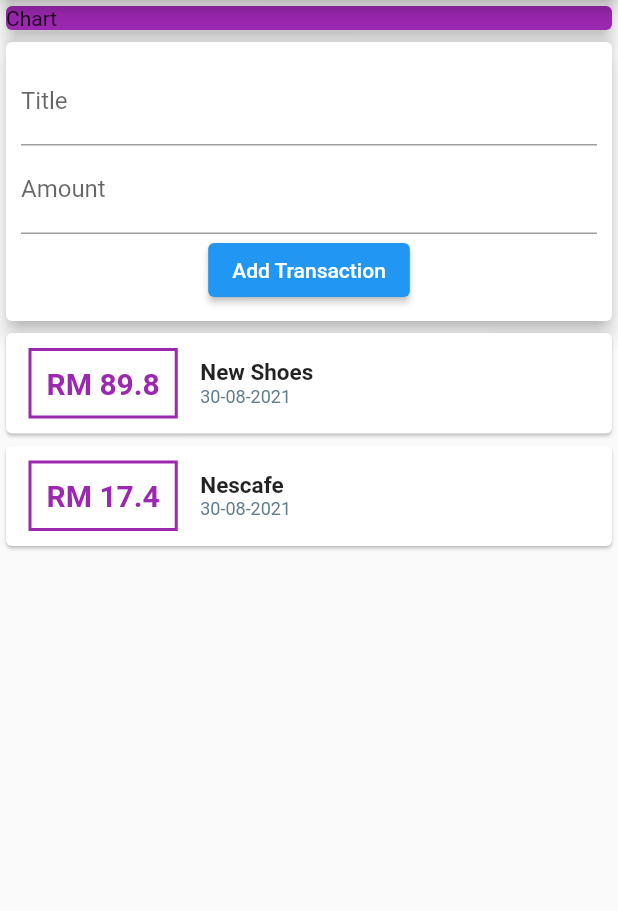
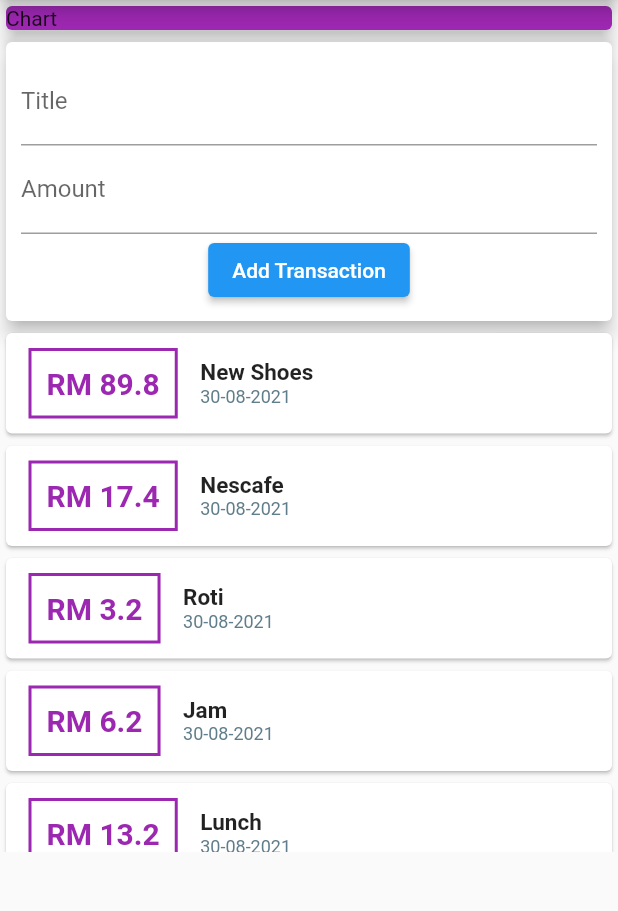
Before and after one commit to walidwazini/Flutter-ExpensesApp-1, a Flutter app: the screen it shows after launch, on a phone screen of 412 x 824 dp, the part 84-995 px from its top. Run offline on Flutter 3.47's test engine with Material 2 defaults, Android fonts, the phone set to English and light mode, and no system bars.

Commit message:
creating list

```diff
--- a/lib/main.dart
+++ b/lib/main.dart
@@ -1,9 +1,10 @@
 import 'package:flutter/material.dart';
-import 'package:intl/intl.dart';
+import './widgets/user_transactions.dart';
 
-import './transaction.dart';
 
-void main() { runApp(MyApp()); }
+void main() {
+  runApp(MyApp());
+}
 
 class MyApp extends StatelessWidget {
   @override
@@ -16,10 +17,7 @@ class MyApp extends StatelessWidget {
 }
 
 class MyHomePage extends StatelessWidget {
-  final List<Transaction> transactionsList = [
-    Transaction(id: 't1', title: 'New Shoes', amount: 89.80,date: DateTime.now()),
-    Transaction(id: 't2', title: 'Nescafe', date: DateTime.now(), amount: 17.40)
-  ];
+  //final List<Transaction> transactionsListMain = [];
 
   // late String titleInput;
   // var  amountInput;
@@ -29,81 +27,26 @@ class MyHomePage extends StatelessWidget {
   @override
   Widget build(BuildContext context) {
     return Scaffold(
-      appBar: AppBar( title: Text('Expenses App'),),
-      body:  Column (
+      appBar: AppBar(
+        title: Text('Expenses App'),
+      ),
+      body: SingleChildScrollView(
+        child: Column(
           // mainAxisAlignment: MainAxisAlignment.start,
           crossAxisAlignment: CrossAxisAlignment.stretch,
-        children: <Widget> [
-        Container( width: double.infinity,
+          children: <Widget>[
+            Container(
+              width: double.infinity,
               child: Card(
                 color: Colors.purple,
                 child: Text('Chart'),
                 elevation: 5,
-          ) ,
-        ),
-        Card(
-          elevation: 5,
-          child: Container(
-            padding: EdgeInsets.all(10),
-            child: Column(children: [
-            TextField(
-              decoration: InputDecoration(labelText: 'Title'),
-              controller: titleController,
-              // onChanged: (val){
-              //   titleInput = val;
-              // },
-            ),
-            TextField(
-              decoration: InputDecoration(labelText: 'Amount'),
-              controller: amountController,
-              //onChanged: (val) => amountInput = val,
-            ),
-              ElevatedButton(
-                child: Text('Add Transaction'),
-                onPressed: (){
-                  print(titleController.text);
-                  print(amountController.value);
-                },
-              ),
-        ],),
-          ),),
-        Column(children: transactionsList.map((tx){
-          return Card(child: Row(
-            children: <Widget>[
-              Container(
-                  margin: EdgeInsets.symmetric(vertical: 10,horizontal: 15),
-                  decoration: BoxDecoration(border: Border.all(color: Colors.purple, width: 2)),
-                  padding: EdgeInsets.all(10),
-                  child: Text(
-                    'RM ${tx.amount}',
-                    // remove tx.amount.toString()
-                    style: TextStyle(
-                        fontWeight: FontWeight.bold,
-                      fontSize: 20,
-                      color: Colors.purple
-                    ),
-                  )
-              ),
-              Column(
-                crossAxisAlignment: CrossAxisAlignment.start,
-                children: [
-                Text(
-                  tx.title,
-                  style: TextStyle(
-                    fontSize: 15, fontWeight: FontWeight.bold,
               ),
             ),
-                Text(
-                  DateFormat('dd-MM-yyyy').format(tx.date),
-                  style: TextStyle(
-                    fontSize: 12, color: Colors.blueGrey,
+            UserTransactions(),
+          ],
         ),
-                )
-              ],)
-            ],
-          ),);
-        }).toList(),)
-      ],),
+      ),
     );
   }
 }
--- a/lib/transaction.dart
+++ b/lib/models/transaction.dart
@@ -9,5 +9,6 @@ class Transaction {
     required this.id,
     required this.title,
     required this.date,
-    required this.amount});
+    required this.amount
+  });
 }
--- /dev/null
+++ b/lib/widgets/new_transaction.dart
@@ -0,0 +1,42 @@
+import 'package:flutter/material.dart';
+
+
+class NewTransaction extends StatelessWidget {
+  //const NewTransaction({Key? key}) : super(key: key);
+  final Function addTx;
+  final titleController = TextEditingController();
+  final amountController = TextEditingController();
+
+  NewTransaction(this.addTx);
+
+  @override
+  Widget build(BuildContext context) {
+    return  Card(
+      elevation: 5,
+      child: Container(
+        padding: EdgeInsets.all(10),
+        child: Column(
+          children: [
+            TextField(
+              decoration: InputDecoration(labelText: 'Title'),
+              controller: titleController,
+              // onChanged: (val){ titleInput = val;},
+            ),
+            TextField(
+              decoration: InputDecoration(labelText: 'Amount'),
+              controller: amountController,
+              keyboardType: TextInputType.number,
+              //onChanged: (val) => amountInput = val,
+            ),
+            ElevatedButton(
+              child: Text('Add Transaction'),
+              onPressed: () {
+                addTx(titleController.text,double.parse(amountController.text));
+              },
+            ),
+          ],
+        ),
+      ),
+    );
+  }
+}
--- /dev/null
+++ b/lib/widgets/transaction_list.dart
@@ -0,0 +1,53 @@
+import 'package:flutter/material.dart';
+import 'package:intl/intl.dart';
+
+import '../models/transaction.dart';
+
+class TransactionList extends StatelessWidget {
+  final List<Transaction> transactions;
+
+  TransactionList(this.transactions);
+
+  @override
+  Widget build(BuildContext context) {
+    return Container(
+      height: 350,
+      child: ListView(children: transactions.map((tx){
+        return Card(child: Row(
+          children: <Widget>[
+            Container(
+                margin: EdgeInsets.symmetric(vertical: 10,horizontal: 15),
+                decoration: BoxDecoration(border: Border.all(color: Colors.purple, width: 2)),
+                padding: EdgeInsets.all(10),
+                child: Text(
+                  'RM ${tx.amount}',
+                  // remove tx.amount.toString()
+                  style: TextStyle(
+                      fontWeight: FontWeight.bold,
+                      fontSize: 20,
+                      color: Colors.purple
+                  ),
+                )
+            ),
+            Column(
+              crossAxisAlignment: CrossAxisAlignment.start,
+              children: [
+                Text(
+                  tx.title,
+                  style: TextStyle(
+                    fontSize: 15, fontWeight: FontWeight.bold,
+                  ),
+                ),
+                Text(
+                  DateFormat('dd-MM-yyyy').format(tx.date),
+                  style: TextStyle(
+                    fontSize: 12, color: Colors.blueGrey,
+                  ),
+                )
+              ],)
+          ],
+        ),);
+      }).toList(),),
+    );
+  }
+}
--- /dev/null
+++ b/lib/widgets/user_transactions.dart
@@ -0,0 +1,48 @@
+import 'package:flutter/material.dart';
+
+import '../models/transaction.dart';
+import './new_transaction.dart';
+import './transaction_list.dart';
+
+class UserTransactions extends StatefulWidget {
+  //const UserTransactions({Key? key}) : super(key: key);
+
+  @override
+  _UserTransactionsState createState() => _UserTransactionsState();
+}
+
+class _UserTransactionsState extends State<UserTransactions> {
+  final List<Transaction> _userTransactions = [
+    Transaction(
+        id: 't1', title: 'New Shoes', amount: 89.80, date: DateTime.now()),
+    Transaction(id: 't2', title: 'Nescafe', date: DateTime.now(), amount: 17.40),
+    Transaction(id: 't3', title: 'Roti', date: DateTime.now(), amount: 3.20),
+    Transaction(id: 't3', title: 'Jam', date: DateTime.now(), amount: 6.20),
+    Transaction(id: 't3', title: 'Lunch', date: DateTime.now(), amount: 13.20)
+  ];
+
+  void _addNewTransaction(String txTitle, double txAmount) {
+    final newTx = Transaction(
+        id: DateTime.now().toString(),
+        title: txTitle,
+        date: DateTime.now(),
+        amount: txAmount,
+    );
+
+    setState(() {
+      _userTransactions.add(newTx);
+    });
+
+  }
+
+
+  @override
+  Widget build(BuildContext context) {
+    return Column(
+      children: [
+        NewTransaction(_addNewTransaction),
+        TransactionList(_userTransactions),
+      ],
+    );
+  }
+}
```
Also changed, not shown: lib/transaction_list.dart (deleted). Lines whose indentation alone changed are shown as unchanged.
